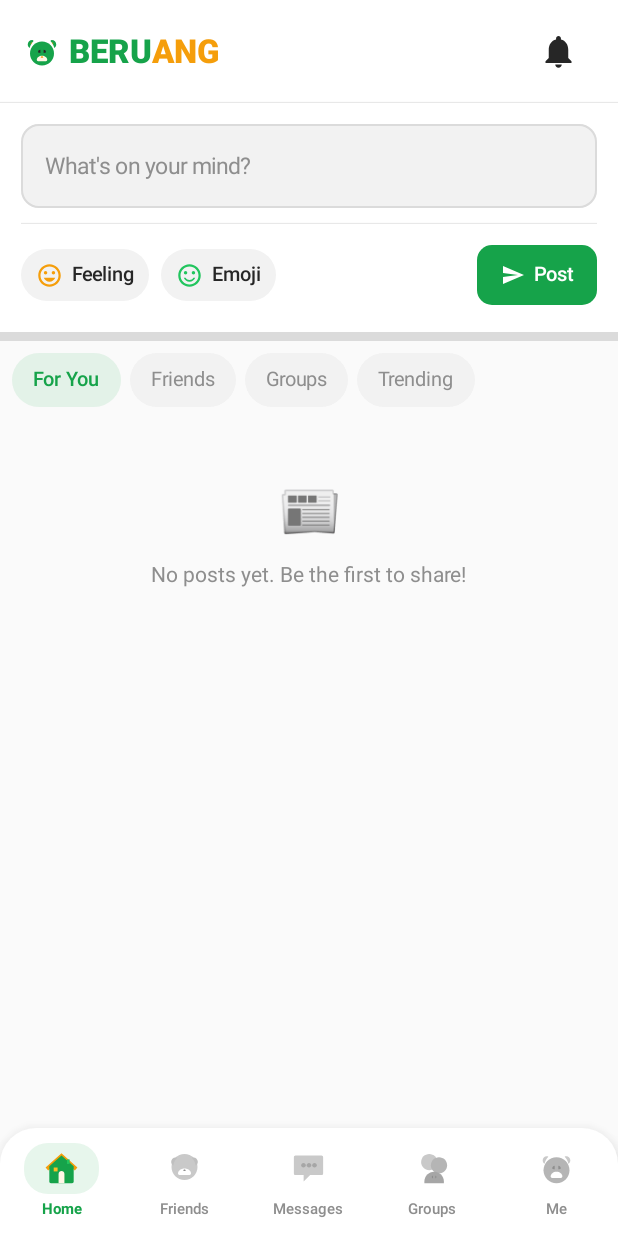
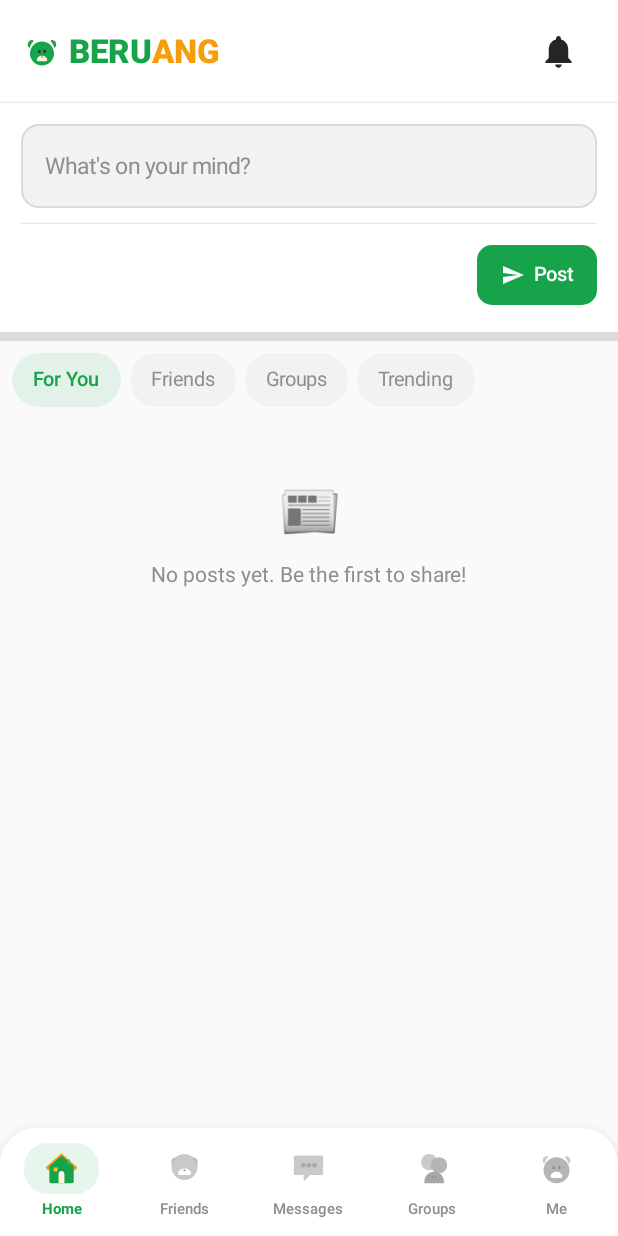
Before and after one commit to kdsmedia/BERUANG, an Android app built with Jetpack Compose: the HomeScreen screen opened through its navigation route, on a phone screen of 412 x 824 dp. Run offline under Robolectric (Android 15) with nearby library versions, the phone set to English and light mode, and no system bars; our stand-ins replace Dagger/Hilt's generated code, Firebase (no records; nobody signed in at launch, a user with empty details on screens opened directly).

Commit message:
ui: remove feeling, emoji picker, and location composer features
Strip the Feeling/Emoji/Location chips and bottom-sheet pickers from the
post composer, and the emoji picker button from the global + private chat
input bars. Post composer is now text-only; chat input is text + send only.

- HomeScreen: drop feeling state, chips, tags, and picker sheets
- MessagesScreen/ChatScreen: drop emoji button + EmojiPickerSheet from InputBar
- Delete Pickers.kt (EmojiPickerSheet/FeelingPickerSheet/LocationPickerSheet/
  AppBottomSheet) and Presets.kt (FEELINGS/EMOJI_CATEGORIES/LOCATIONS/Feeling)
- Move outlinedFieldColors() into Common.kt where it's still widely used

Co-authored-by: openhands <openhands@all-hands.dev>

```diff
--- a/android/app/src/main/java/com/altomedia/beruang/ui/components/Common.kt
+++ b/android/app/src/main/java/com/altomedia/beruang/ui/components/Common.kt
@@ -6,6 +6,7 @@ import androidx.compose.foundation.interaction.MutableInteractionSource
 import androidx.compose.foundation.layout.*
 import androidx.compose.foundation.shape.RoundedCornerShape
 import androidx.compose.material3.CircularProgressIndicator
+import androidx.compose.material3.OutlinedTextFieldDefaults
 import androidx.compose.material3.Text
 import androidx.compose.runtime.Composable
 import androidx.compose.runtime.getValue
@@ -142,3 +143,11 @@ fun PullToRefreshLayout(
         Box(Modifier.offset { IntOffset(0, shown.roundToInt()) }) { content() }
     }
 }
+
+@Composable
+fun outlinedFieldColors() = OutlinedTextFieldDefaults.colors(
+    focusedContainerColor = Surface2, unfocusedContainerColor = Surface2,
+    focusedBorderColor = Green, unfocusedBorderColor = Line,
+    focusedTextColor = Text, unfocusedTextColor = Text,
+    cursorColor = Green
+)
--- a/android/app/src/main/java/com/altomedia/beruang/ui/home/HomeScreen.kt
+++ b/android/app/src/main/java/com/altomedia/beruang/ui/home/HomeScreen.kt
@@ -14,14 +14,11 @@ import androidx.compose.material.icons.Icons
 import androidx.compose.material.icons.automirrored.filled.Send
 import androidx.compose.material.icons.filled.Favorite
 import androidx.compose.material.icons.filled.Notifications
-import androidx.compose.material.icons.outlined.Mood
-import androidx.compose.material.icons.outlined.SentimentSatisfied
 import androidx.compose.material3.*
 import androidx.compose.runtime.*
 import androidx.compose.ui.Alignment
 import androidx.compose.ui.Modifier
 import androidx.compose.ui.draw.clip
-import androidx.compose.ui.graphics.vector.ImageVector
 import androidx.compose.ui.res.painterResource
 import androidx.compose.ui.text.font.FontWeight
 import androidx.compose.ui.unit.dp
@@ -29,15 +26,12 @@ import androidx.compose.ui.unit.sp
 import androidx.hilt.navigation.compose.hiltViewModel
 import androidx.lifecycle.compose.collectAsStateWithLifecycle
 import com.altomedia.beruang.R
-import com.altomedia.beruang.ui.components.EmojiPickerSheet
 import com.altomedia.beruang.ui.components.EmptyState
-import com.altomedia.beruang.ui.components.FeelingPickerSheet
 import com.altomedia.beruang.ui.components.PullToRefreshLayout
 import com.altomedia.beruang.ui.components.clickableNoRipple
 import com.altomedia.beruang.ui.components.outlinedFieldColors
 import com.altomedia.beruang.ui.feed.PostCard
 import com.altomedia.beruang.ui.theme.*
-import com.altomedia.beruang.util.Feeling
 
 @Composable
 fun HomeScreen(vm: HomeViewModel = hiltViewModel(), onAlerts: () -> Unit = {}) {
@@ -52,11 +46,7 @@ fun HomeScreen(vm: HomeViewModel = hiltViewModel(), onAlerts: () -> Unit = {}) {
     val notifUnread by badgesVm.notifUnread.collectAsStateWithLifecycle()
 
     var composerText by remember { mutableStateOf("") }
-    var feeling by remember { mutableStateOf<Feeling?>(null) }
     var activeTab by remember { mutableStateOf("foryou") }
-
-    var showEmoji by remember { mutableStateOf(false) }
-    var showFeeling by remember { mutableStateOf(false) }
 
     val snackbarHost = remember { SnackbarHostState() }
     LaunchedEffect(toast) { toast?.let { snackbarHost.showSnackbar(it); vm.toastShown() } }
@@ -76,16 +66,11 @@ fun HomeScreen(vm: HomeViewModel = hiltViewModel(), onAlerts: () -> Unit = {}) {
             item {
                 Composer(
                     text = composerText, onText = { composerText = it },
-                    feeling = feeling,
-                    onFeeling = { showFeeling = true },
-                    onEmoji = { showEmoji = true },
-                    onClearFeeling = { feeling = null },
                     onPost = {
-                        val feelingText = feeling?.let { "${it.emoji} is feeling ${it.label}" } ?: ""
-                        val content = listOf(composerText.trim(), feelingText).filter { it.isNotBlank() }.joinToString("\n")
+                        val content = composerText.trim()
                         if (content.isBlank()) return@Composer
                         vm.createPost(content)
-                        composerText = ""; feeling = null
+                        composerText = ""
                     }
                 )
             }
@@ -122,9 +107,6 @@ fun HomeScreen(vm: HomeViewModel = hiltViewModel(), onAlerts: () -> Unit = {}) {
             }
         }
     }
-
-    if (showEmoji) EmojiPickerSheet(onInsert = { composerText += it }, onDismiss = { showEmoji = false })
-    if (showFeeling) FeelingPickerSheet(onPick = { feeling = it }, onDismiss = { showFeeling = false })
 }
 
 @Composable
@@ -166,9 +148,6 @@ private fun HomeTopBar(notifUnread: Int, onAlerts: () -> Unit) {
 @Composable
 private fun Composer(
     text: String, onText: (String) -> Unit,
-    feeling: Feeling?,
-    onFeeling: () -> Unit, onEmoji: () -> Unit,
-    onClearFeeling: () -> Unit,
     onPost: () -> Unit
 ) {
     Column(Modifier.fillMaxWidth().background(Surface).padding(14.dp)) {
@@ -179,18 +158,8 @@ private fun Composer(
             colors = outlinedFieldColors(),
             shape = RoundedCornerShape(12.dp)
         )
-        if (feeling != null) {
-            Row(Modifier.padding(top = 8.dp)) {
-                Tag("${feeling.emoji} is feeling ${feeling.label}", GoldSoft, Gold, onClearFeeling)
-            }
-        }
         HorizontalDivider(color = Line, thickness = 0.5.dp, modifier = Modifier.padding(vertical = 10.dp))
-        Row(Modifier.fillMaxWidth(), horizontalArrangement = Arrangement.SpaceBetween, verticalAlignment = Alignment.CenterVertically) {
-            Row {
-                ComposerChip("Feeling", Icons.Outlined.Mood, Gold, onFeeling)
-                Spacer(Modifier.width(8.dp))
-                ComposerChip("Emoji", Icons.Outlined.SentimentSatisfied, GreenBright, onEmoji)
-            }
+        Row(Modifier.fillMaxWidth(), horizontalArrangement = Arrangement.End, verticalAlignment = Alignment.CenterVertically) {
             Button(
                 onClick = onPost,
                 colors = ButtonDefaults.buttonColors(containerColor = Green, contentColor = androidx.compose.ui.graphics.Color.White),
@@ -207,30 +176,6 @@ private fun Composer(
 }
 
 @Composable
-private fun ComposerChip(label: String, icon: ImageVector, tint: androidx.compose.ui.graphics.Color, onClick: () -> Unit) {
-    Row(
-        Modifier.clip(RoundedCornerShape(50)).background(Surface2).clickable { onClick() }.padding(horizontal = 10.dp, vertical = 7.dp),
-        verticalAlignment = Alignment.CenterVertically
-    ) {
-        Icon(icon, contentDescription = label, tint = tint, modifier = Modifier.size(18.dp))
-        Spacer(Modifier.width(6.dp))
-        Text(label, color = Text, fontSize = 13.sp, fontWeight = FontWeight.Medium)
-    }
-}
-
-@Composable
-private fun Tag(text: String, bg: androidx.compose.ui.graphics.Color, fg: androidx.compose.ui.graphics.Color, onClear: () -> Unit) {
-    Row(
-        Modifier.clip(RoundedCornerShape(50)).background(bg).padding(horizontal = 10.dp, vertical = 6.dp),
-        verticalAlignment = Alignment.CenterVertically
-    ) {
-        Text(text, color = fg, fontSize = 12.sp, fontWeight = FontWeight.Medium)
-        Spacer(Modifier.width(6.dp))
-        Text("✕", color = fg, fontSize = 12.sp, modifier = Modifier.clickable { onClear() })
-    }
-}
-
-@Composable
 private fun Chip(label: String, selected: Boolean, onClick: () -> Unit) {
     Box(
         Modifier.clip(RoundedCornerShape(50))
--- a/android/app/src/main/java/com/altomedia/beruang/ui/messages/ChatScreen.kt
+++ b/android/app/src/main/java/com/altomedia/beruang/ui/messages/ChatScreen.kt
@@ -29,7 +29,6 @@ fun ChatScreen(partnerUid: String, onBack: () -> Unit, vm: MessagesViewModel = h
     val thread by vm.thread.collectAsStateWithLifecycle()
     val myUid by androidx.hilt.navigation.compose.hiltViewModel<com.altomedia.beruang.ui.profile.SessionViewModel>().uid.collectAsStateWithLifecycle()
     var text by remember { mutableStateOf("") }
-    var showEmoji by remember { mutableStateOf(false) }
     val listState = rememberLazyListState()
 
     Scaffold(
@@ -68,8 +67,7 @@ fun ChatScreen(partnerUid: String, onBack: () -> Unit, vm: MessagesViewModel = h
                 }
                 LaunchedEffect(thread.size) { if (thread.isNotEmpty()) listState.animateScrollToItem(thread.size - 1) }
             }
-            com.altomedia.beruang.ui.messages.InputBar(text, onText = { text = it }, onEmoji = { showEmoji = true }, onSend = { if (text.isNotBlank()) { vm.send(partnerUid, text); text = "" } })
+            com.altomedia.beruang.ui.messages.InputBar(text, onText = { text = it }, onSend = { if (text.isNotBlank()) { vm.send(partnerUid, text); text = "" } })
         }
     }
-    if (showEmoji) com.altomedia.beruang.ui.components.EmojiPickerSheet(onInsert = { text += it }, onDismiss = { showEmoji = false })
 }
```
Also changed, not shown: android/app/src/main/java/com/altomedia/beruang/ui/components/Pickers.kt (deleted, +0 -162 lines), android/app/src/main/java/com/altomedia/beruang/ui/messages/MessagesScreen.kt (+2 -5 lines), android/app/src/main/java/com/altomedia/beruang/util/Presets.kt (deleted, +0 -32 lines).
